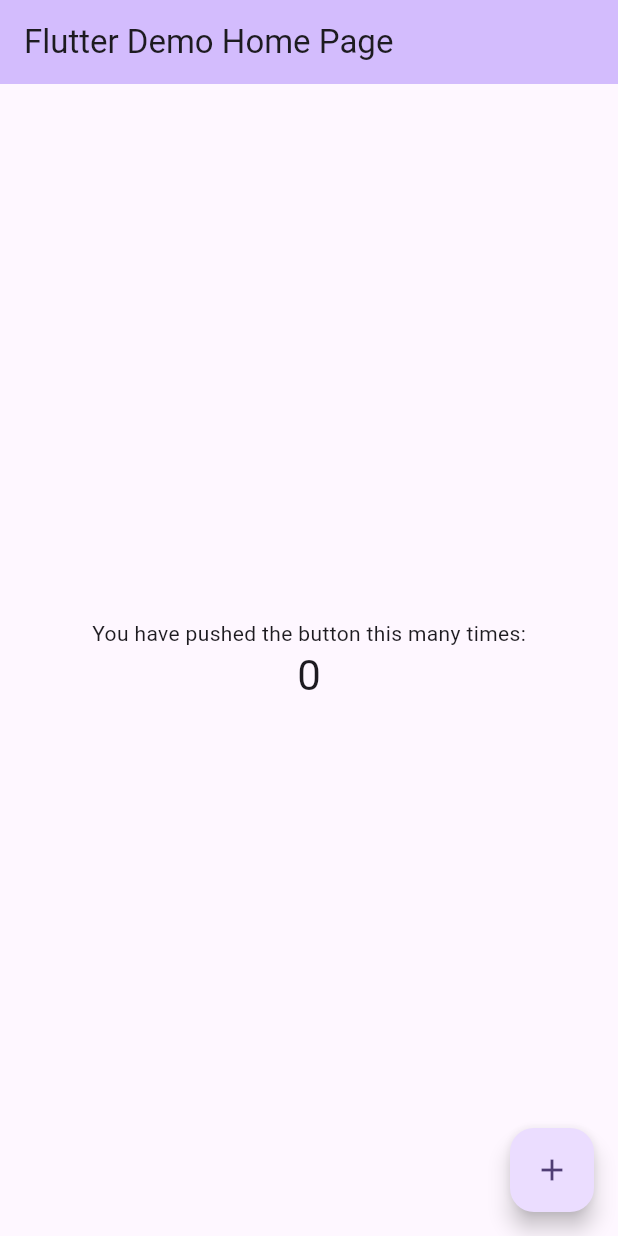
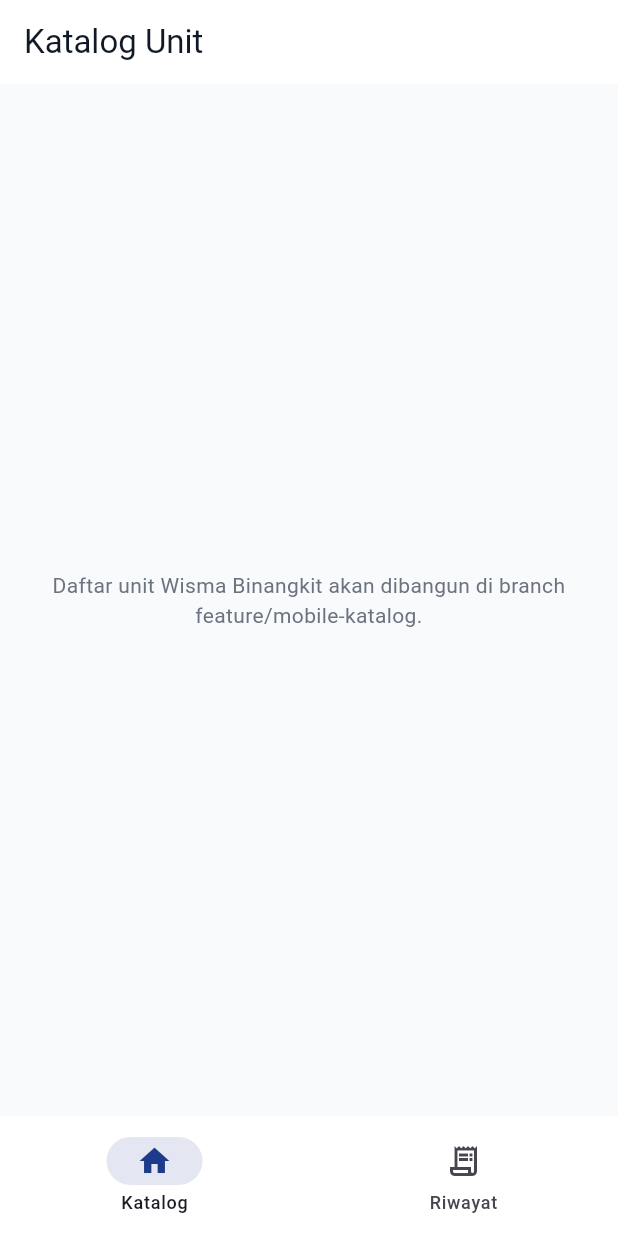
Before and after one commit to Airis04/app_wisma_binangkit_v1, a Flutter app: the screen it shows after launch, on a phone screen of 412 x 824 dp. Run offline on Flutter 3.47's test engine with Material 3 defaults, Android fonts, the phone set to English and light mode, and no system bars; our stand-ins replace dio, flutter_riverpod, flutter_secure_storage, go_router.

Commit message:
feat(mobile): inisialisasi proyek Flutter tamu_mobile
Ganti template default flutter create dengan struktur per-fitur:

Dependencies (pubspec.yaml, sesuai AGENTS.md):
- flutter_riverpod 2.6 untuk state management
- dio 5.7 untuk HTTP client + interceptor JWT
- image_picker 1.1 untuk capture bukti transfer
- intl 0.20 untuk format Rupiah & lokalisasi tanggal
- go_router 14.6 untuk routing declarative
- flutter_secure_storage 9.2 untuk simpan JWT (Keystore Android /
  Keychain iOS, terenkripsi)
- cached_network_image 3.4 untuk cache foto unit dari API

Struktur folder lib/:
- config/
  - theme.dart -> palette navy + semantik PRD (#1E3A8A, #10B981,
    #EF4444, #3B82F6, #F9FAFB), ThemeData M3 dengan input/button
    konsisten
  - env.dart -> base URL API (default 10.0.2.2:3000 untuk emulator
    Android, override via --dart-define API_BASE_URL=...)
  - router.dart -> go_router dengan ShellRoute (Katalog/Riwayat
    bottom nav) + halaman detail/pesan/login terpisah
- shared/
  - api/dio_client.dart -> Dio + JWT interceptor (auto-attach
    Authorization Bearer) + error normalisasi ke ApiException dengan
    pesan bahasa Indonesia
  - api/api_exception.dart
  - auth/token_storage.dart -> wrapper FlutterSecureStorage
    encryptedSharedPreferences di Android
  - utils/format.dart -> formatRupiah/formatTanggal pakai intl
    locale id_ID
- features/{auth,katalog,reservasi,riwayat}/presentation/*.dart ->
  placeholder Scaffold per halaman dengan label fitur akan
  dibangun di branch berikutnya

Entry point:
- main.dart -> initializeDateFormatting('id_ID') sebelum runApp,
  bungkus dengan ProviderScope
- app.dart -> MaterialApp.router dengan locale Indonesia +
  GlobalMaterialLocalizations supaya Date Picker dkk pakai bahasa
  Indonesia

Test:
- Update widget_test.dart agar match WismaBinangkitApp baru
- flutter analyze pass tanpa issue
- flutter test pass

File auto-generated linux/macos/windows ikut ter-update karena
flutter pub get me-register plugin native (flutter_secure_storage,
image_picker, dll).

```diff
--- /dev/null
+++ b/tamu_mobile/lib/app.dart
@@ -0,0 +1,28 @@
+import 'package:flutter/material.dart';
+import 'package:flutter_localizations/flutter_localizations.dart';
+
+import 'config/router.dart';
+import 'config/theme.dart';
+
+class WismaBinangkitApp extends StatelessWidget {
+  const WismaBinangkitApp({super.key});
+
+  @override
+  Widget build(BuildContext context) {
+    return MaterialApp.router(
+      title: 'Wisma Binangkit',
+      debugShowCheckedModeBanner: false,
+      theme: buildAppTheme(),
+      routerConfig: appRouter,
+      locale: const Locale('id', 'ID'),
+      supportedLocales: const [
+        Locale('id', 'ID'),
+      ],
+      localizationsDelegates: const [
+        GlobalMaterialLocalizations.delegate,
+        GlobalCupertinoLocalizations.delegate,
+        GlobalWidgetsLocalizations.delegate,
+      ],
+    );
+  }
+}
--- /dev/null
+++ b/tamu_mobile/lib/config/router.dart
@@ -0,0 +1,99 @@
+import 'package:flutter/material.dart';
+import 'package:go_router/go_router.dart';
+
+import '../features/auth/presentation/login_page.dart';
+import '../features/katalog/presentation/detail_unit_page.dart';
+import '../features/katalog/presentation/katalog_page.dart';
+import '../features/reservasi/presentation/reservasi_page.dart';
+import '../features/riwayat/presentation/riwayat_page.dart';
+import 'theme.dart';
+
+/// Routing utama aplikasi tamu mobile.
+///
+/// MVP awal: belum ada auth guard otomatis (redirect login berdasarkan
+/// status JWT) supaya bisa navigasi sambil bangun fitur-fitur per
+/// branch berikutnya. Auth guard ditambahkan di branch
+/// feature/mobile-auth bersama implementasi login asli.
+final appRouter = GoRouter(
+  initialLocation: '/',
+  routes: [
+    GoRoute(
+      path: '/login',
+      builder: (context, state) => const LoginPage(),
+    ),
+    ShellRoute(
+      builder: (context, state, child) => _MainShell(child: child),
+      routes: [
+        GoRoute(
+          path: '/',
+          builder: (context, state) => const KatalogPage(),
+        ),
+        GoRoute(
+          path: '/riwayat',
+          builder: (context, state) => const RiwayatPage(),
+        ),
+      ],
+    ),
+    GoRoute(
+      path: '/unit/:idUnit',
+      builder: (context, state) => DetailUnitPage(
+        idUnit: state.pathParameters['idUnit'] ?? '',
+      ),
+    ),
+    GoRoute(
+      path: '/unit/:idUnit/pesan',
+      builder: (context, state) => ReservasiPage(
+        idUnit: state.pathParameters['idUnit'] ?? '',
+      ),
+    ),
+  ],
+);
+
+class _MainShell extends StatelessWidget {
+  const _MainShell({required this.child});
+
+  final Widget child;
+
+  int _currentIndex(BuildContext context) {
+    final location = GoRouterState.of(context).uri.path;
+    if (location.startsWith('/riwayat')) return 1;
+    return 0;
+  }
+
+  void _onTap(BuildContext context, int index) {
+    switch (index) {
+      case 0:
+        context.go('/');
+        break;
+      case 1:
+        context.go('/riwayat');
+        break;
+    }
+  }
+
+  @override
+  Widget build(BuildContext context) {
+    final index = _currentIndex(context);
+    return Scaffold(
+      body: child,
+      bottomNavigationBar: NavigationBar(
+        selectedIndex: index,
+        onDestinationSelected: (i) => _onTap(context, i),
+        backgroundColor: AppColors.card,
+        indicatorColor: AppColors.navy.withValues(alpha: 0.12),
+        destinations: const [
+          NavigationDestination(
+            icon: Icon(Icons.home_outlined),
+            selectedIcon: Icon(Icons.home, color: AppColors.navy),
+            label: 'Katalog',
+          ),
+          NavigationDestination(
+            icon: Icon(Icons.receipt_long_outlined),
+            selectedIcon: Icon(Icons.receipt_long, color: AppColors.navy),
+            label: 'Riwayat',
+          ),
+        ],
+      ),
+    );
+  }
+}
--- /dev/null
+++ b/tamu_mobile/lib/config/theme.dart
@@ -0,0 +1,90 @@
+import 'package:flutter/material.dart';
+
+/// Palet warna terkunci sesuai AGENTS.md.
+/// Dilarang tambah warna baru di luar palet ini tanpa persetujuan.
+class AppColors {
+  AppColors._();
+
+  static const navy = Color(0xFF1E3A8A);
+  static const navyHover = Color(0xFF162D6E);
+  static const background = Color(0xFFF9FAFB);
+  static const card = Color(0xFFFFFFFF);
+
+  static const hijau = Color(0xFF10B981);
+  static const merah = Color(0xFFEF4444);
+  static const biruTerang = Color(0xFF3B82F6);
+
+  static const grayBorder = Color(0xFFE5E7EB);
+  static const grayMuted = Color(0xFF6B7280);
+  static const grayText = Color(0xFF111827);
+}
+
+ThemeData buildAppTheme() {
+  const primary = AppColors.navy;
+
+  final colorScheme = ColorScheme.fromSeed(
+    seedColor: primary,
+    primary: primary,
+    surface: AppColors.card,
+    error: AppColors.merah,
+    brightness: Brightness.light,
+  );
+
+  return ThemeData(
+    colorScheme: colorScheme,
+    scaffoldBackgroundColor: AppColors.background,
+    useMaterial3: true,
+    fontFamily: 'Roboto',
+    appBarTheme: const AppBarTheme(
+      backgroundColor: AppColors.card,
+      foregroundColor: AppColors.grayText,
+      elevation: 0,
+      centerTitle: false,
+      surfaceTintColor: AppColors.card,
+    ),
+    elevatedButtonTheme: ElevatedButtonThemeData(
+      style: ElevatedButton.styleFrom(
+        backgroundColor: AppColors.navy,
+        foregroundColor: Colors.white,
+        padding: const EdgeInsets.symmetric(horizontal: 16, vertical: 14),
+        shape: RoundedRectangleBorder(
+          borderRadius: BorderRadius.circular(8),
+        ),
+        textStyle: const TextStyle(fontSize: 15, fontWeight: FontWeight.w600),
+      ),
+    ),
+    outlinedButtonTheme: OutlinedButtonThemeData(
+      style: OutlinedButton.styleFrom(
+        foregroundColor: AppColors.navy,
+        side: const BorderSide(color: AppColors.navy),
+        padding: const EdgeInsets.symmetric(horizontal: 16, vertical: 14),
+        shape: RoundedRectangleBorder(
+          borderRadius: BorderRadius.circular(8),
+        ),
+      ),
+    ),
+    inputDecorationTheme: InputDecorationTheme(
+      filled: true,
+      fillColor: AppColors.card,
+      contentPadding: const EdgeInsets.symmetric(horizontal: 14, vertical: 14),
+      border: OutlineInputBorder(
+        borderRadius: BorderRadius.circular(8),
+        borderSide: const BorderSide(color: AppColors.grayBorder),
+      ),
+      enabledBorder: OutlineInputBorder(
+        borderRadius: BorderRadius.circular(8),
+        borderSide: const BorderSide(color: AppColors.grayBorder),
+      ),
+      focusedBorder: OutlineInputBorder(
+        borderRadius: BorderRadius.circular(8),
+        borderSide: const BorderSide(color: AppColors.navy, width: 1.5),
+      ),
+    ),
+    cardTheme: const CardThemeData(
+      color: AppColors.card,
+      elevation: 0,
+      surfaceTintColor: AppColors.card,
+      margin: EdgeInsets.zero,
+    ),
+  );
+}
--- /dev/null
+++ b/tamu_mobile/lib/features/katalog/presentation/katalog_page.dart
@@ -0,0 +1,27 @@
+import 'package:flutter/material.dart';
+
+import '../../../config/theme.dart';
+
+class KatalogPage extends StatelessWidget {
+  const KatalogPage({super.key});
+
+  @override
+  Widget build(BuildContext context) {
+    return Scaffold(
+      appBar: AppBar(
+        title: const Text('Katalog Unit'),
+      ),
+      body: const Center(
+        child: Padding(
+          padding: EdgeInsets.all(24),
+          child: Text(
+            'Daftar unit Wisma Binangkit akan dibangun di branch '
+            'feature/mobile-katalog.',
+            textAlign: TextAlign.center,
+            style: TextStyle(color: AppColors.grayMuted),
+          ),
+        ),
+      ),
+    );
+  }
+}
--- a/tamu_mobile/lib/main.dart
+++ b/tamu_mobile/lib/main.dart
@@ -1,122 +1,16 @@
 import 'package:flutter/material.dart';
+import 'package:flutter_riverpod/flutter_riverpod.dart';
+import 'package:intl/date_symbol_data_local.dart';
 
-void main() {
-  runApp(const MyApp());
+import 'app.dart';
+
+Future<void> main() async {
+  WidgetsFlutterBinding.ensureInitialized();
+  await initializeDateFormatting('id_ID', null);
+
+  runApp(
+    const ProviderScope(
+      child: WismaBinangkitApp(),
+    ),
+  );
 }
-
-class MyApp extends StatelessWidget {
-  const MyApp({super.key});
-
-  // This widget is the root of your application.
-  @override
-  Widget build(BuildContext context) {
-    return MaterialApp(
-      title: 'Flutter Demo',
-      theme: ThemeData(
-        // This is the theme of your application.
-        //
-        // TRY THIS: Try running your application with "flutter run". You'll see
-        // the application has a purple toolbar. Then, without quitting the app,
-        // try changing the seedColor in the colorScheme below to Colors.green
-        // and then invoke "hot reload" (save your changes or press the "hot
-        // reload" button in a Flutter-supported IDE, or press "r" if you used
-        // the command line to start the app).
-        //
-        // Notice that the counter didn't reset back to zero; the application
-        // state is not lost during the reload. To reset the state, use hot
-        // restart instead.
-        //
-        // This works for code too, not just values: Most code changes can be
-        // tested with just a hot reload.
-        colorScheme: ColorScheme.fromSeed(seedColor: Colors.deepPurple),
-      ),
-      home: const MyHomePage(title: 'Flutter Demo Home Page'),
-    );
-  }
-}
-
-class MyHomePage extends StatefulWidget {
-  const MyHomePage({super.key, required this.title});
-
-  // This widget is the home page of your application. It is stateful, meaning
-  // that it has a State object (defined below) that contains fields that affect
-  // how it looks.
-
-  // This class is the configuration for the state. It holds the values (in this
-  // case the title) provided by the parent (in this case the App widget) and
-  // used by the build method of the State. Fields in a Widget subclass are
-  // always marked "final".
-
-  final String title;
-
-  @override
-  State<MyHomePage> createState() => _MyHomePageState();
-}
-
-class _MyHomePageState extends State<MyHomePage> {
-  int _counter = 0;
-
-  void _incrementCounter() {
-    setState(() {
-      // This call to setState tells the Flutter framework that something has
-      // changed in this State, which causes it to rerun the build method below
-      // so that the display can reflect the updated values. If we changed
-      // _counter without calling setState(), then the build method would not be
-      // called again, and so nothing would appear to happen.
-      _counter++;
-    });
-  }
-
-  @override
-  Widget build(BuildContext context) {
-    // This method is rerun every time setState is called, for instance as done
-    // by the _incrementCounter method above.
-    //
-    // The Flutter framework has been optimized to make rerunning build methods
-    // fast, so that you can just rebuild anything that needs updating rather
-    // than having to individually change instances of widgets.
-    return Scaffold(
-      appBar: AppBar(
-        // TRY THIS: Try changing the color here to a specific color (to
-        // Colors.amber, perhaps?) and trigger a hot reload to see the AppBar
-        // change color while the other colors stay the same.
-        backgroundColor: Theme.of(context).colorScheme.inversePrimary,
-        // Here we take the value from the MyHomePage object that was created by
-        // the App.build method, and use it to set our appbar title.
-        title: Text(widget.title),
-      ),
-      body: Center(
-        // Center is a layout widget. It takes a single child and positions it
-        // in the middle of the parent.
-        child: Column(
-          // Column is also a layout widget. It takes a list of children and
-          // arranges them vertically. By default, it sizes itself to fit its
-          // children horizontally, and tries to be as tall as its parent.
-          //
-          // Column has various properties to control how it sizes itself and
-          // how it positions its children. Here we use mainAxisAlignment to
-          // center the children vertically; the main axis here is the vertical
-          // axis because Columns are vertical (the cross axis would be
-          // horizontal).
-          //
-          // TRY THIS: Invoke "debug painting" (choose the "Toggle Debug Paint"
-          // action in the IDE, or press "p" in the console), to see the
-          // wireframe for each widget.
-          mainAxisAlignment: MainAxisAlignment.center,
-          children: <Widget>[
-            const Text('You have pushed the button this many times:'),
-            Text(
-              '$_counter',
-              style: Theme.of(context).textTheme.headlineMedium,
-            ),
-          ],
-        ),
-      ),
-      floatingActionButton: FloatingActionButton(
-        onPressed: _incrementCounter,
-        tooltip: 'Increment',
-        child: const Icon(Icons.add),
-      ), // This trailing comma makes auto-formatting nicer for build methods.
-    );
-  }
-}
```
Also changed, not shown: tamu_mobile/lib/config/env.dart (added, +16 -0 lines), tamu_mobile/lib/features/auth/presentation/login_page.dart (added, +54 -0 lines), tamu_mobile/lib/features/katalog/presentation/detail_unit_page.dart (added, +43 -0 lines), tamu_mobile/lib/features/reservasi/presentation/reservasi_page.dart (added, +43 -0 lines), tamu_mobile/lib/features/riwayat/presentation/riwayat_page.dart (added, +27 -0 lines), tamu_mobile/lib/shared/api/api_exception.dart (added, +18 -0 lines), tamu_mobile/lib/shared/api/dio_client.dart (added, +88 -0 lines), tamu_mobile/lib/shared/auth/token_storage.dart (added, +35 -0 lines), tamu_mobile/lib/shared/utils/format.dart (added, +17 -0 lines), tamu_mobile/pubspec.yaml (+23 -2 lines), tamu_mobile/pubspec.lock, 6 other files.
